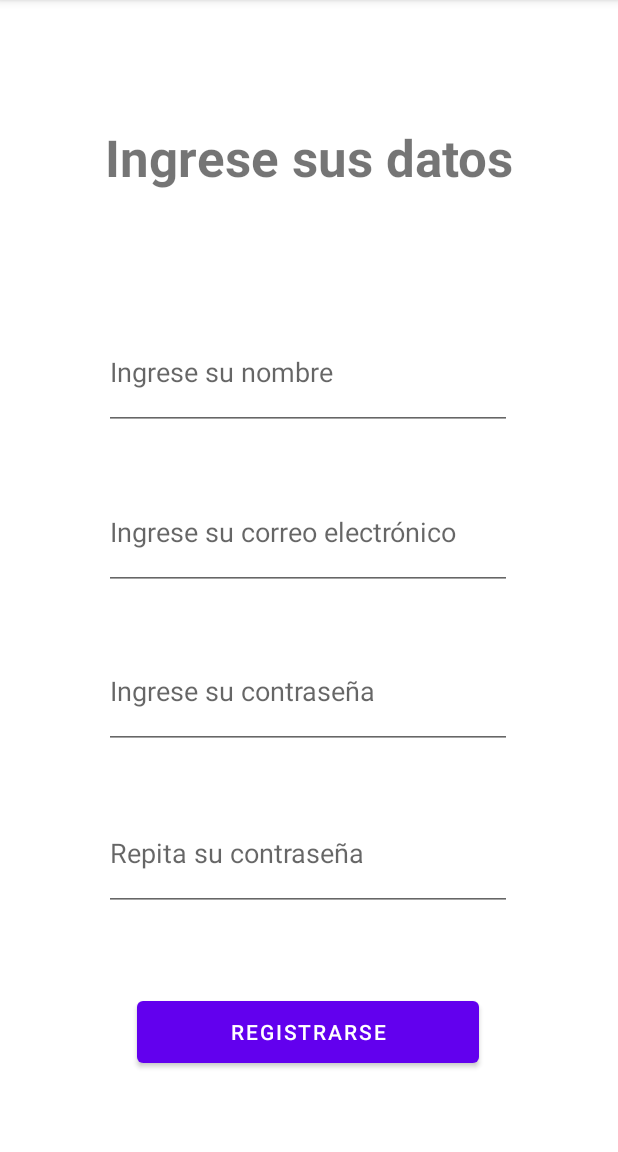
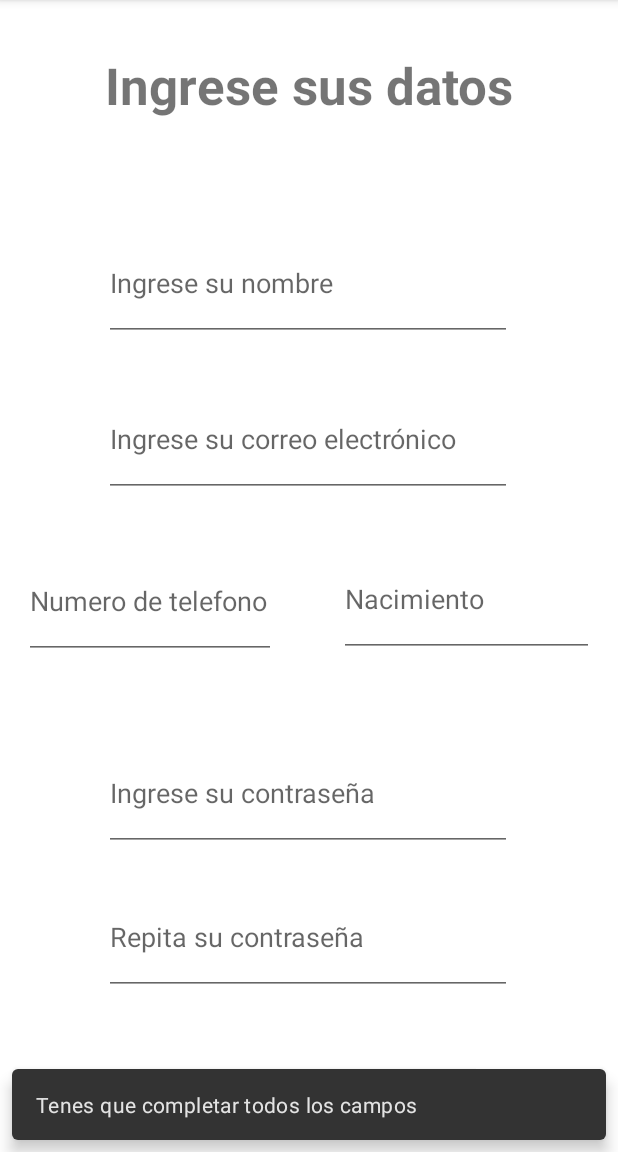
Before and after one commit to gianscapin/altoqueperro, an Android app: the SignUpFragment screen opened through its navigation route, after a tap on "REGISTRARSE", on a phone screen of 412 x 824 dp, the part 84-1236 px from its top. Run offline under Robolectric (Android 15) with nearby library versions, the light colour scheme and no system bars; our stand-ins replace Firebase (no records; nobody signed in at launch, a user with empty details on screens opened directly).

Commit message:
db connect

```diff
--- a/app/build.gradle
+++ b/app/build.gradle
@@ -49,6 +49,7 @@ dependencies {
     implementation 'com.firebaseui:firebase-ui-firestore:5.1.0'
     implementation 'com.google.firebase:firebase-firestore-ktx:21.4.3'
     implementation 'com.google.firebase:firebase-auth-ktx'
+    implementation 'com.google.firebase:firebase-database-ktx'
     testImplementation 'junit:junit:4.+'
     androidTestImplementation 'androidx.test.ext:junit:1.1.3'
     androidTestImplementation 'androidx.test.espresso:espresso-core:3.4.0'
--- a/app/src/main/java/com/ort/altoqueperro/fragments/LogFragment.kt
+++ b/app/src/main/java/com/ort/altoqueperro/fragments/LogFragment.kt
@@ -100,7 +100,8 @@ class LogFragment : Fragment() {
             if(mail.isNotEmpty() && password.isNotEmpty()) {
                 FirebaseAuth.getInstance().signInWithEmailAndPassword(mail,password).addOnCompleteListener {
                     if(it.isSuccessful){
-                        println("inicio de sesión")
+                        val action = LogFragmentDirections.actionLogFragmentToPetFragment()
+                        v.findNavController().navigate(action)
                     }else{
                         println("credenciales no válidas")
                     }
--- a/app/src/main/java/com/ort/altoqueperro/fragments/SignUpFragment.kt
+++ b/app/src/main/java/com/ort/altoqueperro/fragments/SignUpFragment.kt
@@ -10,7 +10,11 @@ import android.view.View
 import android.view.ViewGroup
 import android.widget.Button
 import android.widget.TextView
+import androidx.navigation.findNavController
+import com.google.android.material.snackbar.Snackbar
 import com.google.firebase.auth.FirebaseAuth
+import com.google.firebase.database.DatabaseReference
+import com.google.firebase.database.ktx.database
 import com.google.firebase.firestore.ktx.firestore
 import com.google.firebase.ktx.Firebase
 import com.ort.altoqueperro.R
@@ -28,11 +32,14 @@ class SignUpFragment : Fragment() {
     lateinit var userPassword: TextView
     lateinit var userMail: TextView
     lateinit var passwordVerify: TextView
+    lateinit var userPhone: TextView
+    lateinit var userBirth: TextView
     lateinit var signUp: Button
     lateinit var v: View
     val db= Firebase.firestore
 
     private lateinit var viewModel: SignUpViewModel
+    private lateinit var database: DatabaseReference
 
     override fun onCreateView(
         inflater: LayoutInflater, container: ViewGroup?,
@@ -42,6 +49,8 @@ class SignUpFragment : Fragment() {
         userName = v.findViewById(R.id.userName)
         userPassword = v.findViewById(R.id.userPassword)
         userMail = v.findViewById(R.id.userMail)
+        userPhone = v.findViewById(R.id.userPhone)
+        userBirth = v.findViewById(R.id.userBirth)
         passwordVerify = v.findViewById(R.id.passwordAuth)
         signUp = v.findViewById(R.id.btnSignUser)
 
@@ -61,15 +70,42 @@ class SignUpFragment : Fragment() {
             var nameUser = userName.text.toString()
             var passwordUser = userPassword.text.toString()
             var mailUser = userMail.text.toString()
+            var phoneUser = userPhone.text.toString()
+            var birthUser = userBirth.text.toString()
 
-            var user : User = User(nameUser,mailUser,passwordUser)
-            println(userName.text)
+            database = Firebase.database.reference
 
-            if(mailUser.isNotEmpty() && passwordUser.isNotEmpty()){
-                FirebaseAuth.getInstance().createUserWithEmailAndPassword(mailUser,passwordUser)
+            if(nameUser.isNotEmpty() && passwordUser.isNotEmpty() && mailUser.isNotEmpty() && phoneUser.isNotEmpty() && birthUser.isNotEmpty()){
+                registerUser(mailUser,passwordUser, nameUser, phoneUser, birthUser)
+            }else{
+                Snackbar.make(v,"Tenes que completar todos los campos",Snackbar.LENGTH_SHORT).show()
             }
+
             //db.collection("users").add(user)
         }
     }
 
+    fun registerUser(mail:String, password:String, name:String, phone:String, birth:String): Unit{
+        FirebaseAuth.getInstance().createUserWithEmailAndPassword(mail,password).addOnCompleteListener{ task ->
+            if(task.isSuccessful){
+
+                val id = FirebaseAuth.getInstance().currentUser?.uid.toString()
+
+                val data = hashMapOf(
+                    "name" to name,
+                    "email" to mail,
+                    "phone" to phone,
+                    "birth" to birth,
+                    "id" to id
+                )
+
+
+                //database.child("users").child(id).setValue(data)
+                db.collection("users").document(id).set(data)
+                val action = SignUpFragmentDirections.actionSignUpFragmentToPetFragment()
+                v.findNavController().navigate(action)
+            }
+        }
+    }
+
 }
--- a/app/src/main/res/layout/pet_fragment.xml
+++ b/app/src/main/res/layout/pet_fragment.xml
@@ -8,7 +8,7 @@
     tools:context=".fragments.PetFragment" >
 
     <TextView
-        android:id="@+id/textView"
+        android:id="@+id/welcomeText"
         android:layout_width="186dp"
         android:layout_height="53dp"
         android:text="TextView"
@@ -17,8 +17,8 @@
         android:textStyle="bold"
         app:layout_constraintBottom_toBottomOf="parent"
         app:layout_constraintEnd_toEndOf="parent"
-        app:layout_constraintHorizontal_bias="0.071"
+        app:layout_constraintHorizontal_bias="0.497"
         app:layout_constraintStart_toStartOf="parent"
         app:layout_constraintTop_toTopOf="parent"
-        app:layout_constraintVertical_bias="0.255" />
+        app:layout_constraintVertical_bias="0.087" />
 </androidx.constraintlayout.widget.ConstraintLayout>
--- a/app/src/main/res/layout/sign_up_fragment.xml
+++ b/app/src/main/res/layout/sign_up_fragment.xml
@@ -20,7 +20,7 @@
         app:layout_constraintHorizontal_bias="0.495"
         app:layout_constraintStart_toStartOf="parent"
         app:layout_constraintTop_toTopOf="parent"
-        app:layout_constraintVertical_bias="0.119" />
+        app:layout_constraintVertical_bias="0.049" />
 
     <EditText
         android:id="@+id/userName"
@@ -31,10 +31,10 @@
         android:inputType="textPersonName"
         app:layout_constraintBottom_toBottomOf="parent"
         app:layout_constraintEnd_toEndOf="parent"
-        app:layout_constraintHorizontal_bias="0.497"
+        app:layout_constraintHorizontal_bias="0.496"
         app:layout_constraintStart_toStartOf="parent"
         app:layout_constraintTop_toTopOf="parent"
-        app:layout_constraintVertical_bias="0.303" />
+        app:layout_constraintVertical_bias="0.217" />
 
     <EditText
         android:id="@+id/userMail"
@@ -48,7 +48,7 @@
         app:layout_constraintHorizontal_bias="0.496"
         app:layout_constraintStart_toStartOf="parent"
         app:layout_constraintTop_toTopOf="parent"
-        app:layout_constraintVertical_bias="0.458" />
+        app:layout_constraintVertical_bias="0.368" />
 
     <EditText
         android:id="@+id/userPassword"
@@ -62,7 +62,7 @@
         app:layout_constraintHorizontal_bias="0.496"
         app:layout_constraintStart_toStartOf="parent"
         app:layout_constraintTop_toTopOf="parent"
-        app:layout_constraintVertical_bias="0.611" />
+        app:layout_constraintVertical_bias="0.709" />
 
     <EditText
         android:id="@+id/passwordAuth"
@@ -76,7 +76,7 @@
         app:layout_constraintHorizontal_bias="0.496"
         app:layout_constraintStart_toStartOf="parent"
         app:layout_constraintTop_toTopOf="parent"
-        app:layout_constraintVertical_bias="0.767" />
+        app:layout_constraintVertical_bias="0.848" />
 
     <Button
         android:id="@+id/btnSignUser"
@@ -88,5 +88,32 @@
         app:layout_constraintHorizontal_bias="0.497"
         app:layout_constraintStart_toStartOf="parent"
         app:layout_constraintTop_toBottomOf="@+id/passwordAuth"
-        app:layout_constraintVertical_bias="0.505" />
+        app:layout_constraintVertical_bias="0.838" />
+
+    <EditText
+        android:id="@+id/userPhone"
+        android:layout_width="168dp"
+        android:layout_height="77dp"
+        android:ems="10"
+        android:hint="Numero de telefono"
+        android:inputType="phone"
+        app:layout_constraintBottom_toBottomOf="parent"
+        app:layout_constraintEnd_toEndOf="parent"
+        app:layout_constraintHorizontal_bias="0.065"
+        app:layout_constraintStart_toStartOf="parent"
+        app:layout_constraintTop_toTopOf="parent"
+        app:layout_constraintVertical_bias="0.524" />
+
+    <EditText
+        android:id="@+id/userBirth"
+        android:layout_width="170dp"
+        android:layout_height="77dp"
+        android:layout_marginEnd="16dp"
+        android:ems="10"
+        android:hint="Nacimiento"
+        android:inputType="date"
+        app:layout_constraintBottom_toBottomOf="parent"
+        app:layout_constraintEnd_toEndOf="parent"
+        app:layout_constraintTop_toTopOf="parent"
+        app:layout_constraintVertical_bias="0.522" />
 </androidx.constraintlayout.widget.ConstraintLayout>
--- a/app/src/main/res/navigation/main_navgraph.xml
+++ b/app/src/main/res/navigation/main_navgraph.xml
@@ -13,6 +13,9 @@
         <action
             android:id="@+id/action_logFragment_to_signUpFragment2"
             app:destination="@id/signUpFragment" />
+        <action
+            android:id="@+id/action_logFragment_to_petFragment"
+            app:destination="@id/petFragment" />
     </fragment>
     <fragment
         android:id="@+id/petFragment"
@@ -23,5 +26,9 @@
         android:id="@+id/signUpFragment"
         android:name="com.ort.altoqueperro.fragments.SignUpFragment"
         android:label="sign_up_fragment"
-        tools:layout="@layout/sign_up_fragment" />
+        tools:layout="@layout/sign_up_fragment" >
+        <action
+            android:id="@+id/action_signUpFragment_to_petFragment"
+            app:destination="@id/petFragment" />
+    </fragment>
 </navigation>
```
Also changed, not shown: app/src/main/java/com/ort/altoqueperro/fragments/PetFragment.kt (+37 -1 lines).
